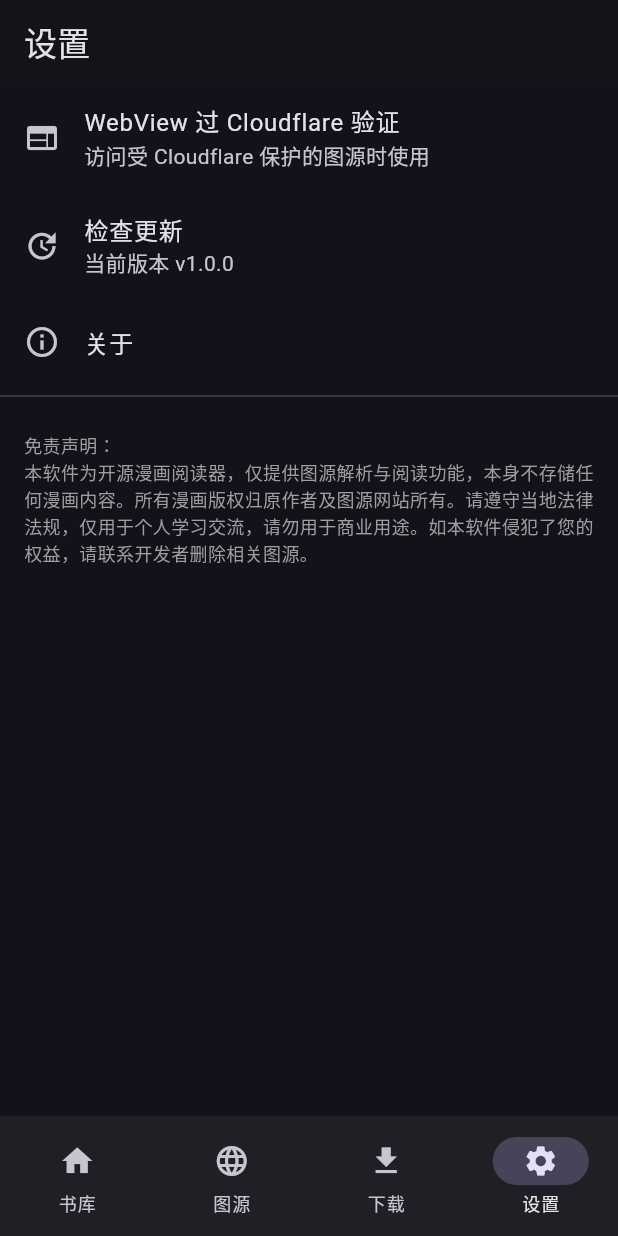
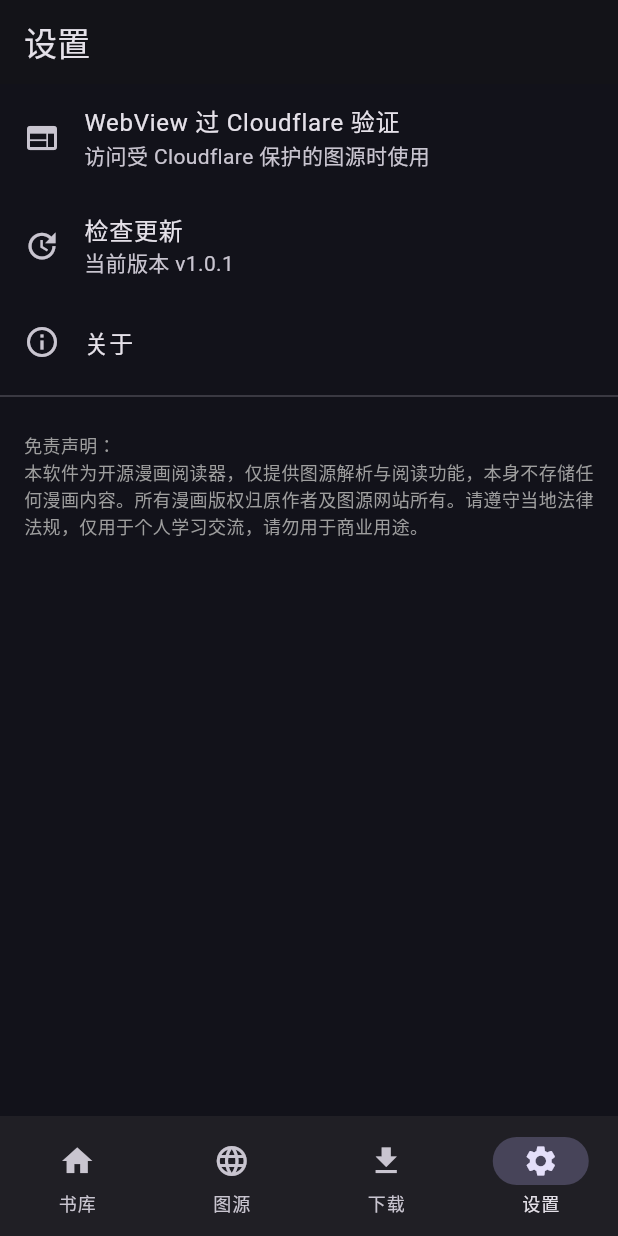
Before and after one commit to 2016YYy/comic-realm, a Flutter app: the screen it shows after launch, item 4 of the bottom bar chosen, on a phone screen of 412 x 824 dp. Run offline on Flutter 3.47's test engine with Material 3 defaults, Android fonts, the phone set to English and light mode, and no system bars; our stand-ins replace cached_network_image, cookie_jar, dio, dio_cookie_manager, file_picker, hive and 3 more; missing offline and left inert: flutter_js, mobile_scanner; accounts and stored records are empty.

Commit message:
chore: 移除免责声明中「侵权联系开发者」相关表述

```diff
--- a/lib/screens/about_screen.dart
+++ b/lib/screens/about_screen.dart
@@ -71,8 +71,7 @@ class _AboutScreenState extends State<AboutScreen> {
                 '本软件为开源漫画阅读器，本身不存储、不上传任何漫画内容，'
                 '仅作为用户访问第三方图源网站的解析工具。所有漫画作品的版权归原作者及图源网站所有。'
                 '本软件仅供个人学习交流使用，严禁用于任何商业用途。'
-                '使用者应遵守所在国家或地区的法律法规，因使用本软件产生的一切法律责任由使用者自行承担。'
-                '如本软件的任何内容侵犯了您的合法权益，请联系开发者，我们将在第一时间删除相关内容。',
+                '使用者应遵守所在国家或地区的法律法规，因使用本软件产生的一切法律责任由使用者自行承担。',
                 style: TextStyle(fontSize: 12, height: 1.6, color: Colors.grey),
               ),
             ),
--- a/lib/screens/settings_screen.dart
+++ b/lib/screens/settings_screen.dart
@@ -103,7 +103,7 @@ class _SettingsScreenState extends State<SettingsScreen> {
               '免责声明：\n'
               '本软件为开源漫画阅读器，仅提供图源解析与阅读功能，本身不存储任何漫画内容。'
               '所有漫画版权归原作者及图源网站所有。请遵守当地法律法规，仅用于个人学习交流，'
-              '请勿用于商业用途。如本软件侵犯了您的权益，请联系开发者删除相关图源。',
+              '请勿用于商业用途。',
               style: TextStyle(color: Colors.grey[500], fontSize: 12, height: 1.5),
             ),
           ),
--- a/pubspec.yaml
+++ b/pubspec.yaml
@@ -1,7 +1,7 @@
 name: comic_realm
 description: 漫境 ComicRealm - 支持多图源的开源漫画阅读器，支持 Android / iOS / Windows。
 publish_to: 'none'
-version: 1.0.0+1
+version: 1.0.1+2
 
 environment:
   sdk: '>=3.3.0 <4.0.0'
```
Also changed, not shown: 2 other files.
